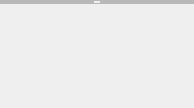
mckelley3v/BlackBox, file tools/FlowSystemDesigner/Ui_QFlowComponentInstance.ui: the form before one commit.
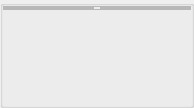
The form after the commit.

Commit message:
FlowSystemDesigner: attempt to draw component as widget onto graphics view
Needs work, probably need to abandon the widget approach and just use
graphics items instead

Diff of the .ui file:
```diff
--- a/tools/FlowSystemDesigner/Ui_QFlowComponentInstance.ui
+++ b/tools/FlowSystemDesigner/Ui_QFlowComponentInstance.ui
@@ -15,6 +15,12 @@
     <number>0</number>
    </property>
    <item>
+    <widget class="QGroupBox" name="instanceGroup">
+     <layout class="QVBoxLayout" name="instanceGroupLayout">
+      <property name="margin">
+       <number>0</number>
+      </property>
+      <item>
     <widget class="QFrame" name="portFrame">
      <property name="frameShape">
       <enum>QFrame::StyledPanel</enum>
@@ -70,10 +76,13 @@
      <property name="sizeHint" stdset="0">
       <size>
        <width>20</width>
-       <height>40</height>
+          <height>93</height>
       </size>
      </property>
     </spacer>
+      </item>
+     </layout>
+    </widget>
    </item>
   </layout>
  </widget>
```
Left out of the diff: 6 changed lines with no effect on the pictures. Lines whose indentation alone changed are shown as unchanged. The commit also changes 13 other files.
